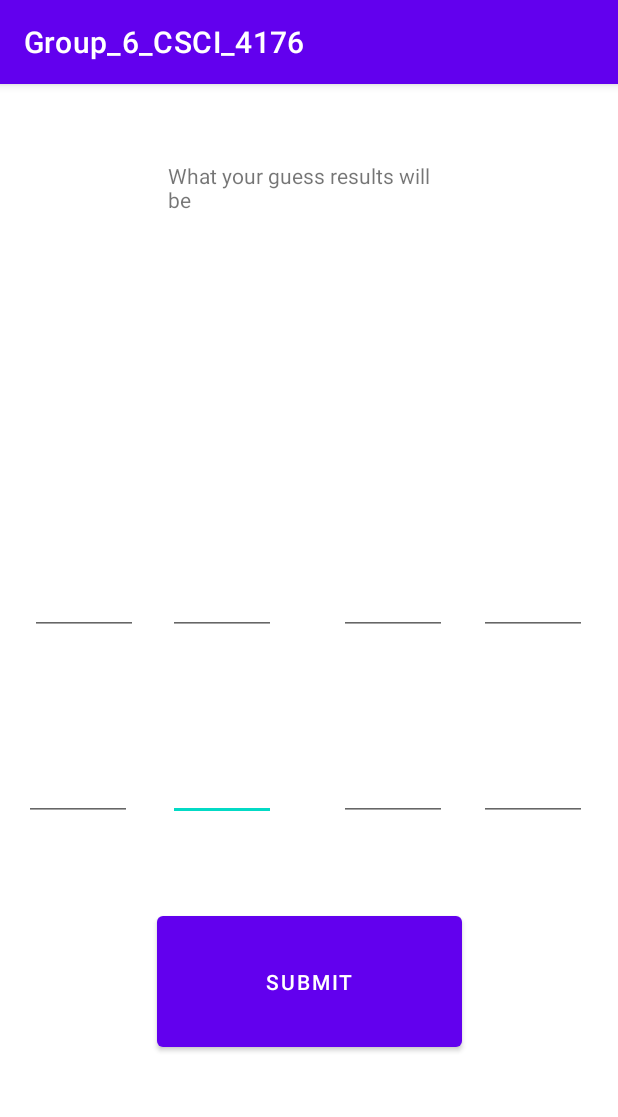
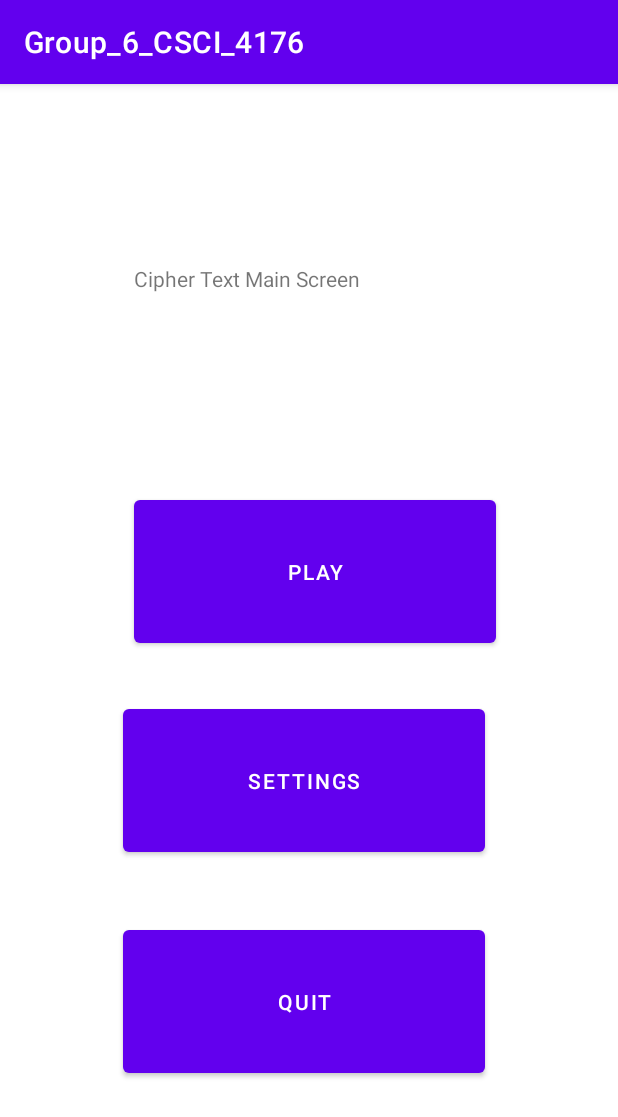
Before and after one commit to heemalmorakhia/CipherText, an Android app: the screen it shows after launch (MainActivity), on a phone screen of 412 x 824 dp. Shown: the top 1117 px of the screen. Run offline under Robolectric (Android 15) with nearby library versions, the phone set to English and light mode, and no system bars.

Commit message:
Added some of the settings, took way too fucking long to read 1 file....

```diff
--- a/app/build.gradle
+++ b/app/build.gradle
@@ -30,6 +30,9 @@ android {
     kotlinOptions {
         jvmTarget = '1.8'
     }
+    buildFeatures {
+        viewBinding true
+    }
 }
 
 dependencies {
@@ -38,6 +41,8 @@ dependencies {
     implementation 'androidx.appcompat:appcompat:1.6.1'
     implementation 'com.google.android.material:material:1.8.0'
     implementation 'androidx.constraintlayout:constraintlayout:2.1.4'
+    implementation 'androidx.navigation:navigation-fragment-ktx:2.5.3'
+    implementation 'androidx.navigation:navigation-ui-ktx:2.5.3'
     testImplementation 'junit:junit:4.13.2'
     androidTestImplementation 'androidx.test.ext:junit:1.1.5'
     androidTestImplementation 'androidx.test.espresso:espresso-core:3.5.1'
--- a/app/src/main/java/com/example/group_6_csci_4176/GameEngine.kt
+++ b/app/src/main/java/com/example/group_6_csci_4176/GameEngine.kt
@@ -12,9 +12,13 @@ object GameEngine {
     private fun GameEngine(){}
 
     // Create the game by selecting 4 total different numbers from 1-8.
-    fun CreateGame(){
+    fun CreateGame(settings : Settings){
         // Create an array of different tokens
         masterCode = Array(8){ Token(Random.nextInt(1, 8 + 1)) }
+
+        println("Number of Tokens: ${settings.numberOfTokens}")
+        println("Number of Guesses: ${settings.numberOfGuesses}")
+        println("Colourblind: ${settings.colourBlind}")
 
         println("Mastercode: ${masterCode[0]}\t${masterCode[1]}\t${masterCode[2]}\t${masterCode[3]}\t${masterCode[4]}\t${masterCode[5]}\t${masterCode[6]}\t${masterCode[7]}")
     }
--- a/app/src/main/java/com/example/group_6_csci_4176/MainActivity.kt
+++ b/app/src/main/java/com/example/group_6_csci_4176/MainActivity.kt
@@ -1,48 +1,34 @@
 package com.example.group_6_csci_4176
 
-import androidx.appcompat.app.AppCompatActivity
+import android.content.Intent
 import android.os.Bundle
 import android.view.View
 import android.widget.Button
-import android.widget.EditText
-import android.widget.TextView
+import androidx.appcompat.app.AppCompatActivity
+
 
 class MainActivity : AppCompatActivity() {
-    final lateinit var gameEngine: GameEngine
-
     override fun onCreate(savedInstanceState: Bundle?) {
         super.onCreate(savedInstanceState)
         setContentView(R.layout.activity_main)
 
-        gameEngine = GameEngine
-        gameEngine.CreateGame()
+        val toGameButton = findViewById<Button>(R.id.toGameButton)
+        toGameButton.setOnClickListener(_toGameClicked)
 
-        val submitButton = findViewById<Button>(R.id.submitGuessButton)
-        submitButton.setOnClickListener(_submitClicked)
+        val settingsButton = findViewById<Button>(R.id.settingsButton)
+        settingsButton.setOnClickListener(_settingsClicked)
     }
 
-    private val _submitClicked = View.OnClickListener {
-        // Create the guessed pattern array
-        var guessedPattern = IntArray(gameEngine.GetCodeLength())
+    private val _toGameClicked = View.OnClickListener {
+        val gameActivity = Intent(this, GameActivity::class.java)
+        startActivity(gameActivity)
+    }
 
-        // Get the values from the guesses provided by the user
-        guessedPattern[0] = findViewById<EditText>(R.id.value1).text.toString().toInt()
-        guessedPattern[1] = findViewById<EditText>(R.id.value2).text.toString().toInt()
-        guessedPattern[2] = findViewById<EditText>(R.id.value3).text.toString().toInt()
-        guessedPattern[3] = findViewById<EditText>(R.id.value4).text.toString().toInt()
-        guessedPattern[4] = findViewById<EditText>(R.id.value5).text.toString().toInt()
-        guessedPattern[5] = findViewById<EditText>(R.id.value6).text.toString().toInt()
-        guessedPattern[6] = findViewById<EditText>(R.id.value7).text.toString().toInt()
-        guessedPattern[7] = findViewById<EditText>(R.id.value8).text.toString().toInt()
+    private val _settingsClicked = View.OnClickListener {
+        val settingsActivity = Intent(this, SettingsActivity::class.java)
+        startActivity(settingsActivity)
+    }
 
-        // Test the results provided
-        var results = gameEngine.TestResult(guessedPattern)
-
-        if(results[0] == gameEngine.GetCodeLength())
-            findViewById<TextView>(R.id.resultsText).text = "YOU WIN!!!"
-        else
-        // display the results to the user
-        findViewById<TextView>(R.id.resultsText).text =
-            "Fully Correct: ${results[0]}\nPartially Correct: ${results[1]}\nIncorrect: ${results[2]}"
+    private val _quitClicked = View.OnClickListener {
     }
 }
--- a/app/src/main/res/layout/activity_main.xml
+++ b/app/src/main/res/layout/activity_main.xml
@@ -6,130 +6,48 @@
     android:layout_height="match_parent"
     tools:context=".MainActivity">
 
-    <EditText
-        android:id="@+id/value6"
-        android:layout_width="72dp"
-        android:layout_height="69dp"
-        android:ems="10"
-        android:inputType="number"
+    <Button
+        android:id="@+id/settingsButton"
+        android:layout_width="241dp"
+        android:layout_height="107dp"
+        android:layout_marginTop="32dp"
+        android:text="Settings"
+        app:layout_constraintEnd_toEndOf="parent"
+        app:layout_constraintHorizontal_bias="0.482"
+        app:layout_constraintStart_toStartOf="parent"
+        app:layout_constraintTop_toBottomOf="@+id/toGameButton" />
+
+    <Button
+        android:id="@+id/quitButton"
+        android:layout_width="241dp"
+        android:layout_height="107dp"
+        android:text="Quit"
         app:layout_constraintBottom_toBottomOf="parent"
         app:layout_constraintEnd_toEndOf="parent"
-        app:layout_constraintHorizontal_bias="0.33"
+        app:layout_constraintHorizontal_bias="0.482"
         app:layout_constraintStart_toStartOf="parent"
-        app:layout_constraintTop_toTopOf="parent"
-        app:layout_constraintVertical_bias="0.604" />
-
-    <EditText
-        android:id="@+id/value7"
-        android:layout_width="72dp"
-        android:layout_height="69dp"
-        android:ems="10"
-        android:inputType="number"
-        app:layout_constraintBottom_toBottomOf="parent"
-        app:layout_constraintEnd_toEndOf="parent"
-        app:layout_constraintHorizontal_bias="0.27"
-        app:layout_constraintStart_toEndOf="@+id/value2"
-        app:layout_constraintTop_toTopOf="parent"
-        app:layout_constraintVertical_bias="0.604" />
-
-    <EditText
-        android:id="@+id/value5"
-        android:layout_width="72dp"
-        android:layout_height="69dp"
-        android:ems="10"
-        android:inputType="number"
-        app:layout_constraintBottom_toBottomOf="parent"
-        app:layout_constraintEnd_toStartOf="@+id/value2"
-        app:layout_constraintHorizontal_bias="0.4"
-        app:layout_constraintStart_toStartOf="parent"
-        app:layout_constraintTop_toTopOf="parent"
-        app:layout_constraintVertical_bias="0.604" />
-
-    <EditText
-        android:id="@+id/value8"
-        android:layout_width="72dp"
-        android:layout_height="69dp"
-        android:ems="10"
-        android:inputType="number"
-        app:layout_constraintBottom_toBottomOf="parent"
-        app:layout_constraintEnd_toEndOf="parent"
-        app:layout_constraintHorizontal_bias="0.512"
-        app:layout_constraintStart_toEndOf="@+id/value3"
-        app:layout_constraintTop_toTopOf="parent"
-        app:layout_constraintVertical_bias="0.604" />
-
-    <EditText
-        android:id="@+id/value2"
-        android:layout_width="72dp"
-        android:layout_height="69dp"
-        android:ems="10"
-        android:inputType="number"
-        app:layout_constraintBottom_toBottomOf="parent"
-        app:layout_constraintEnd_toEndOf="parent"
-        app:layout_constraintHorizontal_bias="0.33"
-        app:layout_constraintStart_toStartOf="parent"
-        app:layout_constraintTop_toTopOf="parent"
-        app:layout_constraintVertical_bias="0.427" />
-
-    <EditText
-        android:id="@+id/value4"
-        android:layout_width="72dp"
-        android:layout_height="69dp"
-        android:ems="10"
-        android:inputType="number"
-        app:layout_constraintBottom_toBottomOf="parent"
-        app:layout_constraintEnd_toEndOf="parent"
-        app:layout_constraintHorizontal_bias="0.512"
-        app:layout_constraintStart_toEndOf="@+id/value3"
-        app:layout_constraintTop_toTopOf="parent"
-        app:layout_constraintVertical_bias="0.427" />
-
-    <EditText
-        android:id="@+id/value1"
-        android:layout_width="72dp"
-        android:layout_height="69dp"
-        android:ems="10"
-        android:inputType="number"
-        app:layout_constraintBottom_toBottomOf="parent"
-        app:layout_constraintEnd_toStartOf="@+id/value2"
-        app:layout_constraintStart_toStartOf="parent"
-        app:layout_constraintTop_toTopOf="parent"
-        app:layout_constraintVertical_bias="0.427" />
-
-    <EditText
-        android:id="@+id/value3"
-        android:layout_width="72dp"
-        android:layout_height="69dp"
-        android:ems="10"
-        android:inputType="number"
-        app:layout_constraintBottom_toBottomOf="parent"
-        app:layout_constraintEnd_toEndOf="parent"
-        app:layout_constraintHorizontal_bias="0.27"
-        app:layout_constraintStart_toEndOf="@+id/value2"
-        app:layout_constraintTop_toTopOf="parent"
-        app:layout_constraintVertical_bias="0.427" />
+        app:layout_constraintTop_toBottomOf="@+id/settingsButton"
+        app:layout_constraintVertical_bias="0.279" />
 
     <Button
-        android:id="@+id/submitGuessButton"
-        android:layout_width="203dp"
-        android:layout_height="99dp"
-        android:text="Submit"
-        app:layout_constraintBottom_toBottomOf="parent"
+        android:id="@+id/toGameButton"
+        android:layout_width="241dp"
+        android:layout_height="107dp"
+        android:layout_marginTop="44dp"
+        android:text="Play"
         app:layout_constraintEnd_toEndOf="parent"
+        app:layout_constraintHorizontal_bias="0.523"
         app:layout_constraintStart_toStartOf="parent"
-        app:layout_constraintTop_toBottomOf="@+id/resultsText"
-        app:layout_constraintVertical_bias="0.76" />
+        app:layout_constraintTop_toBottomOf="@+id/textView" />
 
     <TextView
-        android:id="@+id/resultsText"
-        android:layout_width="186dp"
-        android:layout_height="117dp"
-        android:text="What your guess results will be"
-        app:layout_constraintBottom_toBottomOf="parent"
+        android:id="@+id/textView"
+        android:layout_width="248dp"
+        android:layout_height="107dp"
+        android:layout_marginTop="120dp"
+        android:text="Cipher Text Main Screen"
         app:layout_constraintEnd_toEndOf="parent"
-        app:layout_constraintHorizontal_bias="0.497"
+        app:layout_constraintHorizontal_bias="0.546"
         app:layout_constraintStart_toStartOf="parent"
-        app:layout_constraintTop_toTopOf="parent"
-        app:layout_constraintVertical_bias="0.079" />
-
+        app:layout_constraintTop_toTopOf="parent" />
 </androidx.constraintlayout.widget.ConstraintLayout>
--- a/app/src/main/res/values/themes.xml
+++ b/app/src/main/res/values/themes.xml
@@ -13,4 +13,13 @@
         <item name="android:statusBarColor">?attr/colorPrimaryVariant</item>
         <!-- Customize your theme here. -->
     </style>
+
+    <style name="Theme.Group_6_CSCI_4176.NoActionBar">
+        <item name="windowActionBar">false</item>
+        <item name="windowNoTitle">true</item>
+    </style>
+
+    <style name="Theme.Group_6_CSCI_4176.AppBarOverlay" parent="ThemeOverlay.AppCompat.Dark.ActionBar" />
+
+    <style name="Theme.Group_6_CSCI_4176.PopupOverlay" parent="ThemeOverlay.AppCompat.Light" />
 </resources>
```
Also changed, not shown: app/src/main/AndroidManifest.xml (+8 -0 lines), app/src/main/java/com/example/group_6_csci_4176/GameActivity.kt (added, +62 -0 lines), app/src/main/java/com/example/group_6_csci_4176/SettingsActivity.kt (added, +11 -0 lines), app/src/main/res/layout/activity_game.xml (added, +135 -0 lines), app/src/main/res/layout/activity_settings.xml (added, +16 -0 lines), app/src/main/res/values/strings.xml (+9 -0 lines).
